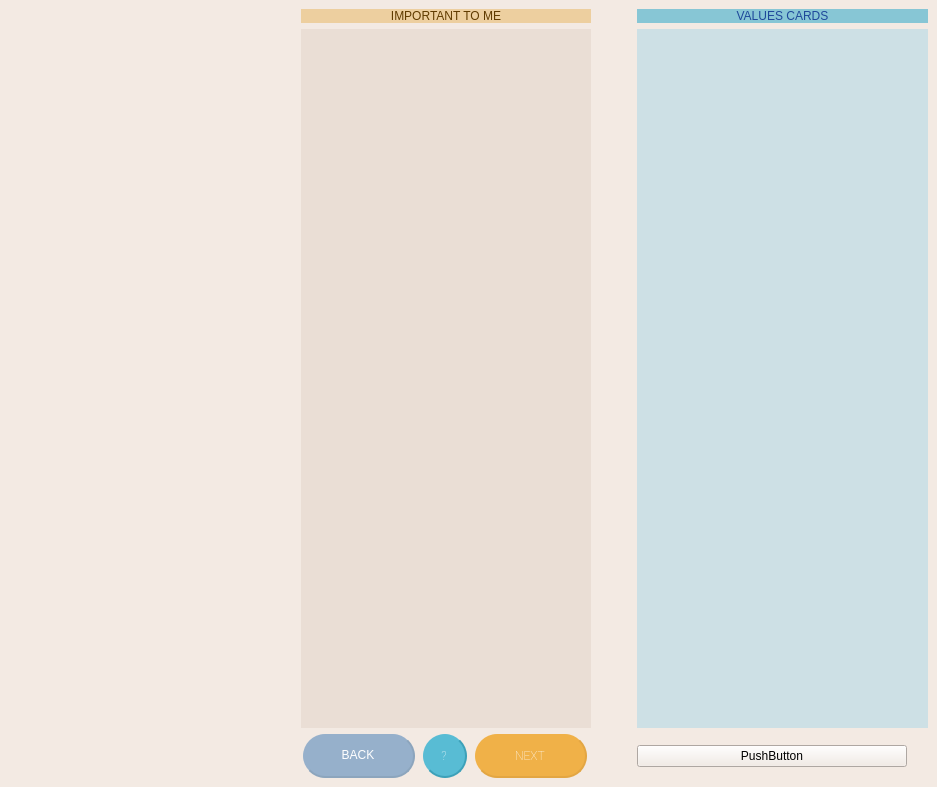
Old version of the form first_page.ui in the repository tommmatojuice/PersonalValuesApp.
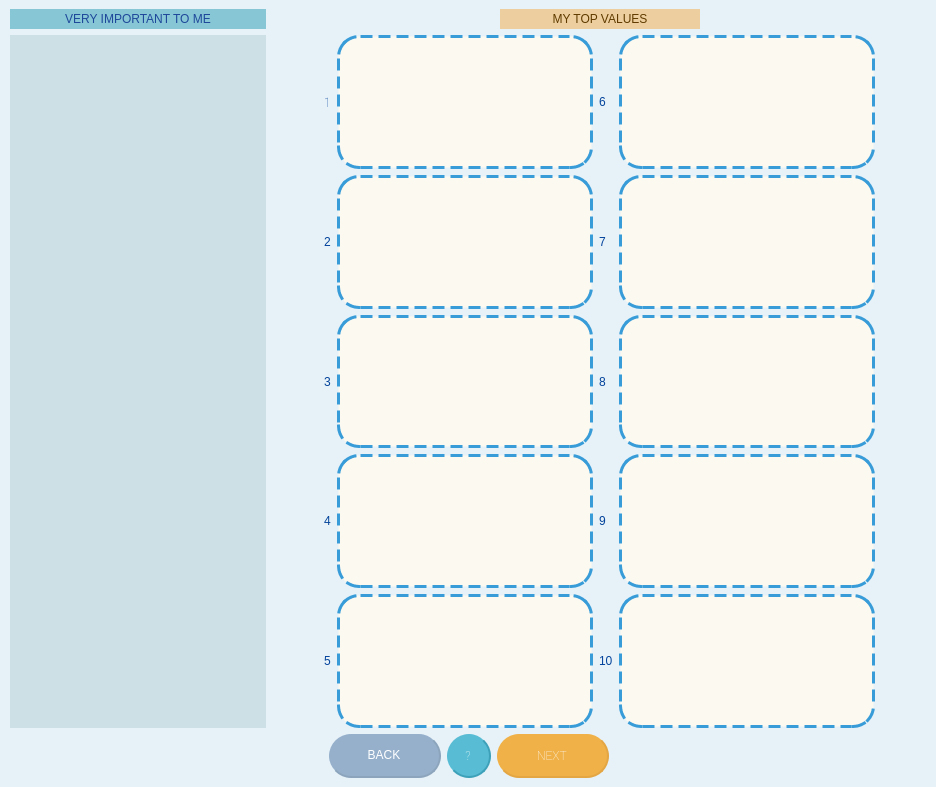
New version of the form.

Commit message: third page

```diff
--- a/first_page.ui
+++ b/first_page.ui
@@ -6,7 +6,7 @@
    <rect>
     <x>0</x>
     <y>0</y>
-    <width>937</width>
+    <width>936</width>
     <height>787</height>
    </rect>
   </property>
@@ -15,29 +15,235 @@
   </property>
   <widget class="QWidget" name="centralwidget">
    <property name="styleSheet">
-    <string notr="true">background-color: rgb(243, 234, 227);
+    <string notr="true">background-color: rgb(231, 242, 248);
 font: 57 9pt &quot;Roboto&quot;;</string>
    </property>
    <layout class="QGridLayout" name="gridLayout">
     <property name="leftMargin">
      <number>10</number>
     </property>
+    <item row="2" column="1">
+     <spacer name="horizontalSpacer_3">
+      <property name="orientation">
+       <enum>Qt::Horizontal</enum>
+      </property>
+      <property name="sizeHint" stdset="0">
+       <size>
+        <width>40</width>
+        <height>20</height>
+       </size>
+      </property>
+     </spacer>
+    </item>
+    <item row="2" column="0">
+     <widget class="QListView" name="list_cards">
+      <property name="styleSheet">
+       <string notr="true">background-color: rgb(205, 224, 229);
+border : 0px;</string>
+      </property>
+     </widget>
+    </item>
     <item row="2" column="2">
-     <layout class="QGridLayout" name="gridLayout_2">
+     <layout class="QGridLayout" name="gridLayout_3">
       <item row="0" column="2">
-       <widget class="QPushButton" name="info_button">
-        <property name="minimumSize">
+       <widget class="QLabel" name="label_6">
+        <property name="styleSheet">
+         <string notr="true">color: rgb(3, 67, 155);</string>
+        </property>
+        <property name="text">
+         <string>6</string>
+        </property>
+       </widget>
+      </item>
+      <item row="2" column="0">
+       <widget class="QLabel" name="label_2">
+        <property name="styleSheet">
+         <string notr="true">color: rgb(3, 67, 155);</string>
+        </property>
+        <property name="text">
+         <string>2</string>
+        </property>
+       </widget>
+      </item>
+      <item row="6" column="0">
+       <widget class="QLabel" name="label_4">
+        <property name="styleSheet">
+         <string notr="true">color: rgb(3, 67, 155);</string>
+        </property>
+        <property name="text">
+         <string>4</string>
+        </property>
+       </widget>
+      </item>
+      <item row="2" column="1">
+       <widget class="QListView" name="listView_5">
+        <property name="styleSheet">
+         <string notr="true">background-color: rgb(252, 249, 240);
+border-color: rgb(56, 156, 216);
+border-width: 3px;
+border-style: dashed;
+border-radius : 22;</string>
+        </property>
+       </widget>
+      </item>
+      <item row="6" column="3">
+       <widget class="QListView" name="listView_9">
+        <property name="styleSheet">
+         <string notr="true">background-color: rgb(252, 249, 240);
+border-color: rgb(56, 156, 216);
+border-width: 3px;
+border-style: dashed;
+border-radius : 22;</string>
+        </property>
+       </widget>
+      </item>
+      <item row="0" column="3">
+       <widget class="QListView" name="listView_2">
+        <property name="styleSheet">
+         <string notr="true">background-color: rgb(252, 249, 240);
+border-color: rgb(56, 156, 216);
+border-width: 3px;
+border-style: dashed;
+border-radius : 22;</string>
+        </property>
+       </widget>
+      </item>
+      <item row="6" column="1">
+       <widget class="QListView" name="listView_4">
+        <property name="styleSheet">
+         <string notr="true">background-color: rgb(252, 249, 240);
+border-color: rgb(56, 156, 216);
+border-width: 3px;
+border-style: dashed;
+border-radius : 22;</string>
+        </property>
+       </widget>
+      </item>
+      <item row="4" column="2">
+       <widget class="QLabel" name="label_8">
+        <property name="styleSheet">
+         <string notr="true">color: rgb(3, 67, 155);</string>
+        </property>
+        <property name="text">
+         <string>8</string>
+        </property>
+       </widget>
+      </item>
+      <item row="2" column="2">
+       <widget class="QLabel" name="label_7">
+        <property name="styleSheet">
+         <string notr="true">color: rgb(3, 67, 155);</string>
+        </property>
+        <property name="text">
+         <string>7</string>
+        </property>
+       </widget>
+      </item>
+      <item row="6" column="2">
+       <widget class="QLabel" name="label_9">
+        <property name="styleSheet">
+         <string notr="true">color: rgb(3, 67, 155);</string>
+        </property>
+        <property name="text">
+         <string>9</string>
+        </property>
+       </widget>
+      </item>
+      <item row="8" column="2">
+       <widget class="QLabel" name="label_10">
+        <property name="styleSheet">
+         <string notr="true">color: rgb(3, 67, 155);</string>
+        </property>
+        <property name="text">
+         <string>10</string>
+        </property>
+       </widget>
+      </item>
+      <item row="8" column="3">
+       <widget class="QListView" name="listView_10">
+        <property name="styleSheet">
+         <string notr="true">background-color: rgb(252, 249, 240);
+border-color: rgb(56, 156, 216);
+border-width: 3px;
+border-style: dashed;
+border-radius : 22;</string>
+        </property>
+       </widget>
+      </item>
+      <item row="3" column="1">
+       <spacer name="verticalSpacer_2">
+        <property name="orientation">
+         <enum>Qt::Vertical</enum>
+        </property>
+        <property name="sizeHint" stdset="0">
          <size>
-          <width>44</width>
-          <height>44</height>
+          <width>20</width>
+          <height>40</height>
          </size>
         </property>
-        <property name="maximumSize">
+       </spacer>
+      </item>
+      <item row="5" column="1">
+       <spacer name="verticalSpacer_3">
+        <property name="orientation">
+         <enum>Qt::Vertical</enum>
+        </property>
+        <property name="sizeHint" stdset="0">
          <size>
-          <width>44</width>
-          <height>44</height>
+          <width>20</width>
+          <height>40</height>
          </size>
         </property>
+       </spacer>
+      </item>
+      <item row="7" column="1">
+       <spacer name="verticalSpacer_4">
+        <property name="orientation">
+         <enum>Qt::Vertical</enum>
+        </property>
+        <property name="sizeHint" stdset="0">
+         <size>
+          <width>20</width>
+          <height>40</height>
+         </size>
+        </property>
+       </spacer>
+      </item>
+      <item row="1" column="1">
+       <spacer name="verticalSpacer">
+        <property name="orientation">
+         <enum>Qt::Vertical</enum>
+        </property>
+        <property name="sizeHint" stdset="0">
+         <size>
+          <width>20</width>
+          <height>40</height>
+         </size>
+        </property>
+       </spacer>
+      </item>
+      <item row="8" column="0">
+       <widget class="QLabel" name="label_5">
+        <property name="styleSheet">
+         <string notr="true">color: rgb(3, 67, 155);</string>
+        </property>
+        <property name="text">
+         <string>5</string>
+        </property>
+       </widget>
+      </item>
+      <item row="4" column="0">
+       <widget class="QLabel" name="label_3">
+        <property name="styleSheet">
+         <string notr="true">color: rgb(3, 67, 155);</string>
+        </property>
+        <property name="text">
+         <string>3</string>
+        </property>
+       </widget>
+      </item>
+      <item row="0" column="0">
+       <widget class="QLabel" name="label">
         <property name="font">
          <font>
           <family>Roboto</family>
@@ -48,25 +254,175 @@
          </font>
         </property>
         <property name="styleSheet">
-         <string notr="true">QPushButton {
-background-color: rgb(88, 188, 212);
-color: rgb(255, 255, 255);
-border-radius : 22;
-border-bottom : 2px solid rgb(61, 161, 185);
-border-right: 2px solid rgb(61, 161, 185);
-}
-QPushButton::hover {
-background-color: rgb(61, 161, 185);
-color: rgb(255, 255, 255);
-border-radius : 22;
-}</string>
+         <string notr="true">color: rgb(3, 67, 155);</string>
         </property>
         <property name="text">
-         <string>?</string>
+         <string>1</string>
         </property>
+        <property name="margin">
+         <number>5</number>
+        </property>
        </widget>
       </item>
-      <item row="0" column="3">
+      <item row="0" column="1">
+       <widget class="QListView" name="listView">
+        <property name="styleSheet">
+         <string notr="true">background-color: rgb(252, 249, 240);
+border-color: rgb(56, 156, 216);
+border-width: 3px;
+border-style: dashed;
+border-radius : 22;</string>
+        </property>
+        <property name="spacing">
+         <number>0</number>
+        </property>
+       </widget>
+      </item>
+      <item row="8" column="1">
+       <widget class="QListView" name="listView_3">
+        <property name="styleSheet">
+         <string notr="true">background-color: rgb(252, 249, 240);
+border-color: rgb(56, 156, 216);
+border-width: 3px;
+border-style: dashed;
+border-radius : 22;</string>
+        </property>
+       </widget>
+      </item>
+      <item row="2" column="3">
+       <widget class="QListView" name="listView_7">
+        <property name="styleSheet">
+         <string notr="true">background-color: rgb(252, 249, 240);
+border-color: rgb(56, 156, 216);
+border-width: 3px;
+border-style: dashed;
+border-radius : 22;</string>
+        </property>
+       </widget>
+      </item>
+      <item row="4" column="3">
+       <widget class="QListView" name="listView_8">
+        <property name="styleSheet">
+         <string notr="true">background-color: rgb(252, 249, 240);
+border-color: rgb(56, 156, 216);
+border-width: 3px;
+border-style: dashed;
+border-radius : 22;</string>
+        </property>
+       </widget>
+      </item>
+      <item row="4" column="1">
+       <widget class="QListView" name="listView_6">
+        <property name="styleSheet">
+         <string notr="true">background-color: rgb(252, 249, 240);
+border-color: rgb(56, 156, 216);
+border-width: 3px;
+border-style: dashed;
+border-radius : 22;</string>
+        </property>
+       </widget>
+      </item>
+     </layout>
+    </item>
+    <item row="0" column="0">
+     <widget class="QLabel" name="label_cards">
+      <property name="styleSheet">
+       <string notr="true">background-color: rgb(135, 198, 213);
+color: rgb(30, 72, 154);</string>
+      </property>
+      <property name="text">
+       <string>VERY IMPORTANT TO ME</string>
+      </property>
+      <property name="alignment">
+       <set>Qt::AlignCenter</set>
+      </property>
+      <property name="margin">
+       <number>15</number>
+      </property>
+     </widget>
+    </item>
+    <item row="0" column="2">
+     <layout class="QHBoxLayout" name="horizontalLayout">
+      <item>
+       <spacer name="horizontalSpacer_4">
+        <property name="orientation">
+         <enum>Qt::Horizontal</enum>
+        </property>
+        <property name="sizeHint" stdset="0">
+         <size>
+          <width>40</width>
+          <height>20</height>
+         </size>
+        </property>
+       </spacer>
+      </item>
+      <item>
+       <widget class="QLabel" name="label_important">
+        <property name="minimumSize">
+         <size>
+          <width>200</width>
+          <height>0</height>
+         </size>
+        </property>
+        <property name="styleSheet">
+         <string notr="true">background-color: rgb(237, 207, 159);
+color: rgb(96, 59, 0);</string>
+        </property>
+        <property name="text">
+         <string>MY TOP VALUES</string>
+        </property>
+        <property name="alignment">
+         <set>Qt::AlignCenter</set>
+        </property>
+        <property name="margin">
+         <number>15</number>
+        </property>
+       </widget>
+      </item>
+      <item>
+       <spacer name="horizontalSpacer_5">
+        <property name="orientation">
+         <enum>Qt::Horizontal</enum>
+        </property>
+        <property name="sizeHint" stdset="0">
+         <size>
+          <width>40</width>
+          <height>20</height>
+         </size>
+        </property>
+       </spacer>
+      </item>
+     </layout>
+    </item>
+    <item row="2" column="3">
+     <spacer name="horizontalSpacer_6">
+      <property name="orientation">
+       <enum>Qt::Horizontal</enum>
+      </property>
+      <property name="sizeHint" stdset="0">
+       <size>
+        <width>40</width>
+        <height>20</height>
+       </size>
+      </property>
+     </spacer>
+    </item>
+    <item row="3" column="0" colspan="4">
+     <layout class="QGridLayout" name="gridLayout_2">
+      <item row="0" column="0">
+       <spacer name="horizontalSpacer">
+        <property name="orientation">
+         <enum>Qt::Horizontal</enum>
+        </property>
+        <property name="sizeHint" stdset="0">
+         <size>
+          <width>40</width>
+          <height>20</height>
+         </size>
+        </property>
+       </spacer>
+      </item>
+      <item row="0" column="4">
        <widget class="QPushButton" name="next_button">
         <property name="minimumSize">
          <size>
@@ -108,7 +464,49 @@
         </property>
        </widget>
       </item>
-      <item row="0" column="0">
+      <item row="0" column="3">
+       <widget class="QPushButton" name="info_button">
+        <property name="minimumSize">
+         <size>
+          <width>44</width>
+          <height>44</height>
+         </size>
+        </property>
+        <property name="maximumSize">
+         <size>
+          <width>44</width>
+          <height>44</height>
+         </size>
+        </property>
+        <property name="font">
+         <font>
+          <family>Roboto</family>
+          <pointsize>9</pointsize>
+          <weight>7</weight>
+          <italic>false</italic>
+          <bold>false</bold>
+         </font>
+        </property>
+        <property name="styleSheet">
+         <string notr="true">QPushButton {
+background-color: rgb(88, 188, 212);
+color: rgb(255, 255, 255);
+border-radius : 22;
+border-bottom : 2px solid rgb(61, 161, 185);
+border-right: 2px solid rgb(61, 161, 185);
+}
+QPushButton::hover {
+background-color: rgb(61, 161, 185);
+color: rgb(255, 255, 255);
+border-radius : 22;
+}</string>
+        </property>
+        <property name="text">
+         <string>?</string>
+        </property>
+       </widget>
+      </item>
+      <item row="0" column="1">
        <widget class="QPushButton" name="prev_button">
         <property name="minimumSize">
          <size>
@@ -141,106 +539,21 @@
         </property>
        </widget>
       </item>
+      <item row="0" column="5">
+       <spacer name="horizontalSpacer_2">
+        <property name="orientation">
+         <enum>Qt::Horizontal</enum>
+        </property>
+        <property name="sizeHint" stdset="0">
+         <size>
+          <width>40</width>
+          <height>20</height>
+         </size>
+        </property>
+       </spacer>
+      </item>
      </layout>
     </item>
-    <item row="0" column="2">
-     <widget class="QLabel" name="label_important">
-      <property name="styleSheet">
-       <string notr="true">background-color: rgb(237, 207, 159);
-color: rgb(96, 59, 0);</string>
-      </property>
-      <property name="text">
-       <string>IMPORTANT TO ME</string>
-      </property>
-      <property name="alignment">
-       <set>Qt::AlignCenter</set>
-      </property>
-      <property name="margin">
-       <number>15</number>
-      </property>
-     </widget>
-    </item>
-    <item row="1" column="2">
-     <widget class="QListView" name="list_important_2">
-      <property name="styleSheet">
-       <string notr="true">background-color: rgb(234, 222, 213);
-border : 0px;</string>
-      </property>
-     </widget>
-    </item>
-    <item row="0" column="4">
-     <widget class="QLabel" name="label_cards">
-      <property name="styleSheet">
-       <string notr="true">background-color: rgb(135, 198, 213);
-color: rgb(30, 72, 154);</string>
-      </property>
-      <property name="text">
-       <string>VALUES CARDS</string>
-      </property>
-      <property name="alignment">
-       <set>Qt::AlignCenter</set>
-      </property>
-      <property name="margin">
-       <number>15</number>
-      </property>
-     </widget>
-    </item>
-    <item row="1" column="4">
-     <widget class="QListView" name="list_cards">
-      <property name="styleSheet">
-       <string notr="true">background-color: rgb(205, 224, 229);
-border : 0px;</string>
-      </property>
-     </widget>
-    </item>
-    <item row="1" column="1">
-     <spacer name="horizontalSpacer_4">
-      <property name="orientation">
-       <enum>Qt::Horizontal</enum>
-      </property>
-      <property name="sizeHint" stdset="0">
-       <size>
-        <width>40</width>
-        <height>20</height>
-       </size>
-      </property>
-     </spacer>
-    </item>
-    <item row="1" column="3">
-     <spacer name="horizontalSpacer">
-      <property name="orientation">
-       <enum>Qt::Horizontal</enum>
-      </property>
-      <property name="sizeType">
-       <enum>QSizePolicy::Maximum</enum>
-      </property>
-      <property name="sizeHint" stdset="0">
-       <size>
-        <width>40</width>
-        <height>20</height>
-       </size>
-      </property>
-     </spacer>
-    </item>
-    <item row="2" column="4">
-     <widget class="QPushButton" name="pushButton">
-      <property name="minimumSize">
-       <size>
-        <width>270</width>
-        <height>0</height>
-       </size>
-      </property>
-      <property name="maximumSize">
-       <size>
-        <width>270</width>
-        <height>16777215</height>
-       </size>
-      </property>
-      <property name="text">
-       <string>PushButton</string>
-      </property>
-     </widget>
-    </item>
    </layout>
   </widget>
   <widget class="QMenuBar" name="menubar">
```
Left out of the diff: 2 changed lines with no effect on the pictures. The commit also changes 25 other files.
